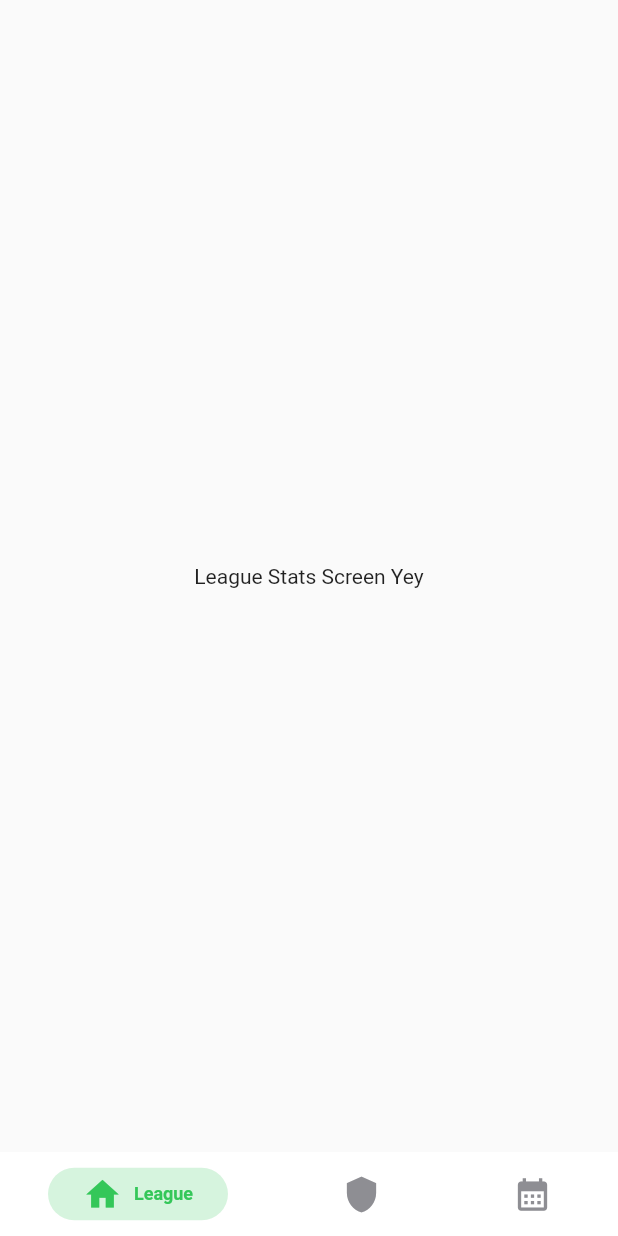
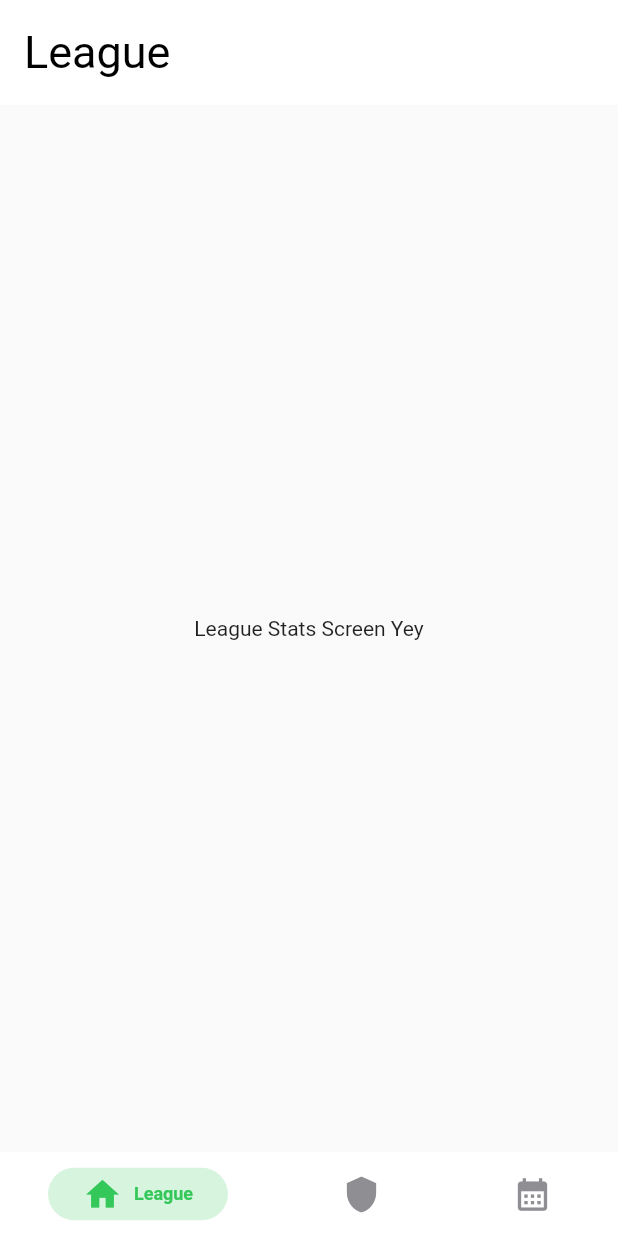
Before and after one commit to Tadiwr/nba_stats_app, a Flutter app: the screen it shows after launch, on a phone screen of 412 x 824 dp. Run offline on Flutter 3.47's test engine with Material 2 defaults, Android fonts, the light colour scheme and no system bars; drawn by our look-alikes of persistent_bottom_nav_bar_v2.

Commit message:
refactored league screen

```diff
--- a/lib/screens/league_screen.dart
+++ b/lib/screens/league_screen.dart
@@ -10,8 +10,11 @@ class LeagueScreen extends StatefulWidget {
 class _LeagueScreenState extends State<LeagueScreen> {
   @override
   Widget build(BuildContext context) {
-    return const Scaffold(
-      body: Center(
+    return Scaffold(
+      appBar: AppBar(
+        title: const Text("League")
+      ),
+      body: const Center(
         child: Text("League Stats Screen Yey")
       ),
 
```
